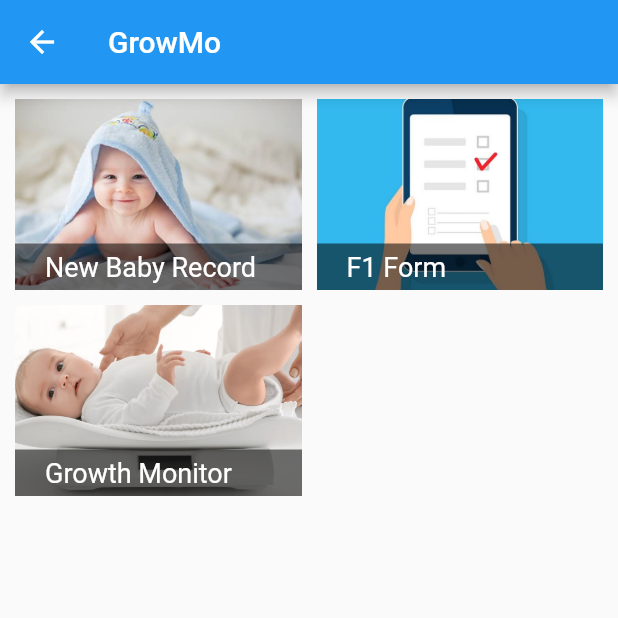
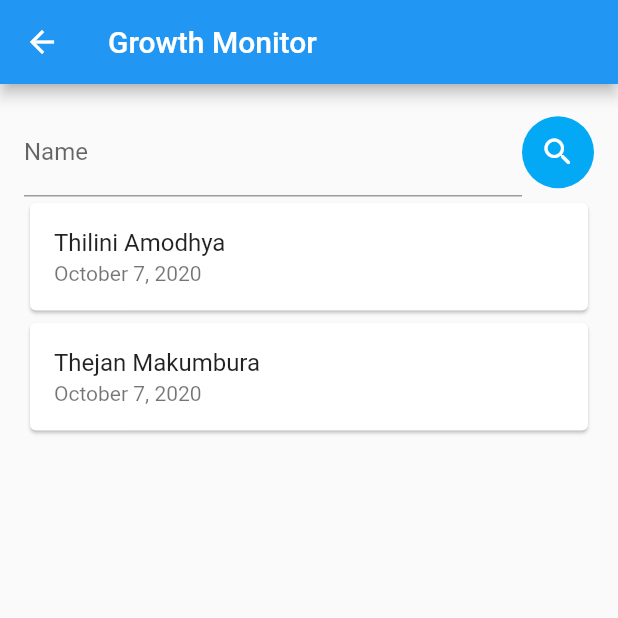
Before and after one commit to ndpdarshana/GroMo, a Flutter app: the HomeScreen screen opened by its route, after a tap on "Growth Monitor", on a phone screen of 412 x 824 dp, the top half of it. Run offline on Flutter 3.47's test engine with Material 2 defaults, Android fonts, the phone set to English and light mode, and no system bars.

Commit message:
Search screen added

```diff
--- a/lib/main.dart
+++ b/lib/main.dart
@@ -1,5 +1,7 @@
 import 'package:flutter/material.dart';
-import 'screens/edit_record_screen.dart';
+import 'package:growMo/screens/search_screen.dart';
+import './screens/edit_record_screen.dart';
+import './screens/growth_monitoring_screen.dart';
 import './screens/home_screem.dart';
 
 import './screens/auth_screen.dart';
@@ -18,6 +20,8 @@ class MyApp extends StatelessWidget {
       routes: {
         HomeScreen.routeName: (context) => HomeScreen(),
         EditRecordScreen.routeName: (context) => EditRecordScreen(),
+        SearchScreen.routeName: (context) => SearchScreen(),
+        GrowthMonitoringScreen.routeName: (context) => GrowthMonitoringScreen()
       },
     );
   }
--- /dev/null
+++ b/lib/models/babyDetails.dart
@@ -0,0 +1,19 @@
+class BabyDetails {
+  final String name;
+  final String nik;
+  final DateTime dob;
+  final String address;
+  final String parentName;
+  final String parentNik;
+  final String contact;
+
+  BabyDetails({
+    this.name,
+    this.nik,
+    this.dob,
+    this.address,
+    this.parentName,
+    this.parentNik,
+    this.contact,
+  });
+}
--- a/lib/screens/edit_record_screen.dart
+++ b/lib/screens/edit_record_screen.dart
@@ -1,6 +1,8 @@
 import 'package:flutter/material.dart';
 import 'package:intl/intl.dart';
 import '../screens/home_screem.dart';
+
+import '../widgets/customFormFields.dart';
 
 class EditRecordScreen extends StatefulWidget {
   static const routeName = '/newRecoord';
@@ -140,33 +142,3 @@ class _EditRecordScreenState extends State<EditRecordScreen> {
     );
   }
 }
-
-class CustomTextFormField extends StatelessWidget {
-  final FocusNode focusNode;
-  final String labelText;
-  final Function onSaved;
-  final Function onFieldSubmitted;
-  final Function fieldValidator;
-  final dynamic initValue;
-
-  CustomTextFormField(
-      {this.focusNode,
-      @required this.labelText,
-      @required this.onSaved,
-      this.onFieldSubmitted,
-      this.fieldValidator,
-      this.initValue});
-
-  @override
-  Widget build(BuildContext context) {
-    return TextFormField(
-      decoration: InputDecoration(labelText: this.labelText),
-      textInputAction: TextInputAction.next,
-      focusNode: focusNode,
-      onFieldSubmitted: this.onFieldSubmitted,
-      validator: fieldValidator,
-      onSaved: this.onSaved,
-      initialValue: this.initValue,
-    );
-  }
-}
--- /dev/null
+++ b/lib/screens/growth_monitoring_screen.dart
@@ -0,0 +1,14 @@
+import 'package:flutter/material.dart';
+
+class GrowthMonitoringScreen extends StatelessWidget {
+  static const routeName = '/growthMonitor';
+
+  @override
+  Widget build(BuildContext context) {
+    return Scaffold(
+      appBar: AppBar(
+        title: Text('Gwoth Monitoring'),
+      ),
+    );
+  }
+}
--- a/lib/screens/home_screem.dart
+++ b/lib/screens/home_screem.dart
@@ -1,4 +1,6 @@
 import 'package:flutter/material.dart';
+import 'package:growMo/screens/growth_monitoring_screen.dart';
+import 'package:growMo/screens/search_screen.dart';
 import 'edit_record_screen.dart';
 
 class HomeScreen extends StatelessWidget {
@@ -79,7 +81,9 @@ class HomeScreen extends StatelessWidget {
           ),
           GridTile(
             child: GestureDetector(
-                onTap: () {},
+                onTap: () {
+                  Navigator.of(context).pushNamed(SearchScreen.routeName);
+                },
                 child: Stack(
                   children: [
                     Image.asset(
--- /dev/null
+++ b/lib/screens/search_screen.dart
@@ -0,0 +1,85 @@
+import 'package:flutter/material.dart';
+import 'package:growMo/models/babyDetails.dart';
+import 'package:intl/intl.dart';
+
+import '../widgets/customFormFields.dart';
+
+class SearchScreen extends StatelessWidget {
+  static const routeName = '/search';
+
+  List<BabyDetails> babies = [
+    BabyDetails(
+      name: 'Thilini Amodhya',
+      nik: '2929771',
+      address: '123/2 kohilawatta, Nottonbridge',
+      dob: DateTime.now(),
+      parentName: 'Pushpalatha kumarani',
+      parentNik: '1994982982',
+      contact: '123456789',
+    ),
+    BabyDetails(
+      name: 'Thejan Makumbura',
+      nik: '8795612',
+      address: '78 Kutipigedara, Narahenpita',
+      dob: DateTime.now(),
+      parentName: 'Dharmasena Pathiraja',
+      parentNik: '584622542',
+      contact: '85643127',
+    ),
+  ];
+
+  @override
+  Widget build(BuildContext context) {
+    return Scaffold(
+      appBar: AppBar(
+        title: Text('Growth Monitor'),
+      ),
+      body: Container(
+        height: 300,
+        padding: const EdgeInsets.all(16),
+        child: Column(
+          children: [
+            Row(
+              children: [
+                Expanded(
+                  child: CustomTextFormField(
+                    labelText: 'Name',
+                    onSaved: null,
+                  ),
+                ),
+                Ink(
+                  decoration: const ShapeDecoration(
+                    color: Colors.lightBlue,
+                    shape: CircleBorder(),
+                  ),
+                  child: IconButton(
+                    icon: Icon(Icons.search_rounded),
+                    color: Colors.white,
+                    onPressed: () {},
+                  ),
+                ),
+              ],
+            ),
+            ListView.builder(
+              scrollDirection: Axis.vertical,
+              shrinkWrap: true,
+              itemCount: babies.length,
+              itemBuilder: (context, index) {
+                return GestureDetector(
+                  onTap: () {},
+                  child: Card(
+                    child: ListTile(
+                      title: Text(babies[index].name),
+                      subtitle:
+                          Text(DateFormat.yMMMMd().format(babies[index].dob)),
+                    ),
+                  ),
+                );
+              },
+            )
+          ],
+        ),
+      ),
+    );
+  }
+}
--- /dev/null
+++ b/lib/widgets/customFormFields.dart
@@ -0,0 +1,31 @@
+import 'package:flutter/material.dart';
+
+class CustomTextFormField extends StatelessWidget {
+  final FocusNode focusNode;
+  final String labelText;
+  final Function onSaved;
+  final Function onFieldSubmitted;
+  final Function fieldValidator;
+  final dynamic initValue;
+
+  CustomTextFormField(
+      {this.focusNode,
+      @required this.labelText,
+      @required this.onSaved,
+      this.onFieldSubmitted,
+      this.fieldValidator,
+      this.initValue});
+
+  @override
+  Widget build(BuildContext context) {
+    return TextFormField(
+      decoration: InputDecoration(labelText: this.labelText),
+      textInputAction: TextInputAction.next,
+      focusNode: focusNode,
+      onFieldSubmitted: this.onFieldSubmitted,
+      validator: fieldValidator,
+      onSaved: this.onSaved,
+      initialValue: this.initValue,
+    );
+  }
+}
```
